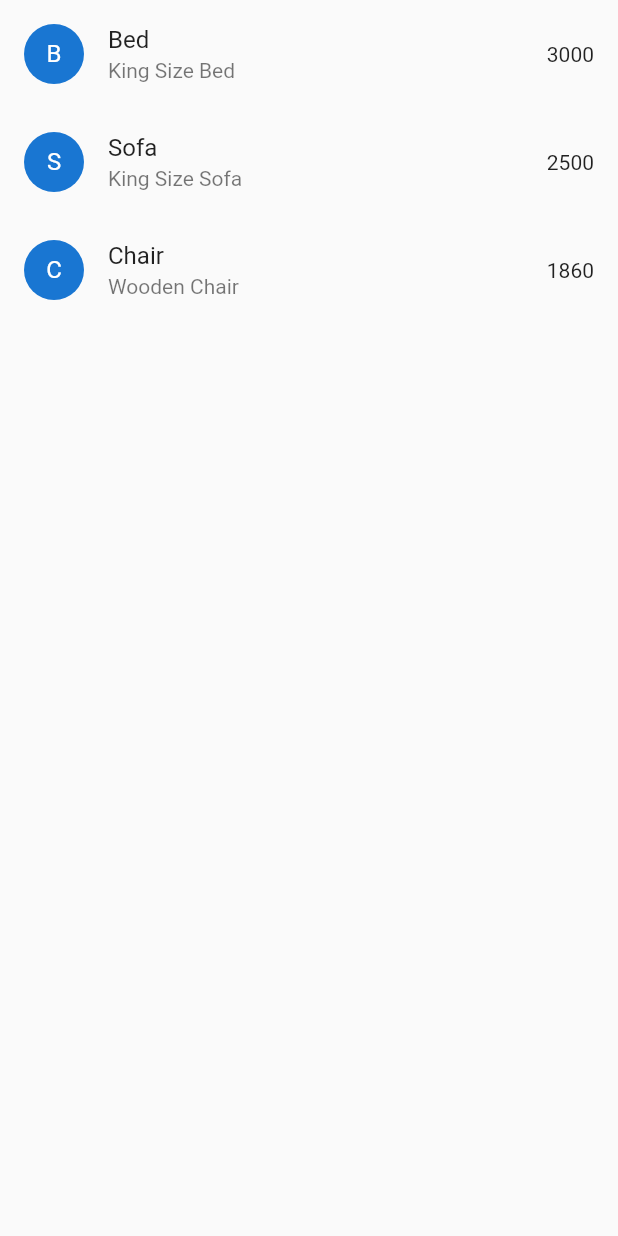
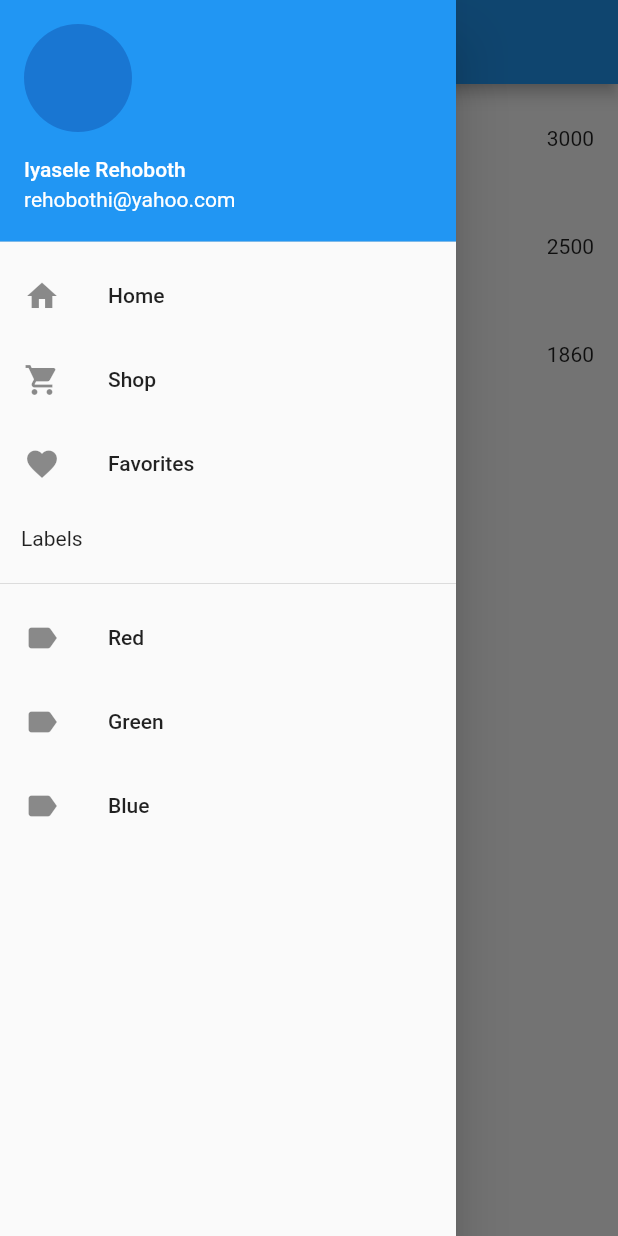
Before and after one commit to iyaselerehoboth/Coding-with-Tea-Flutter-Crash-Course, a Flutter app: the screen it shows after launch, with the side drawer open (before the commit the screen has no drawer), on a phone screen of 412 x 824 dp. Run offline on Flutter 3.47's test engine with Material 2 defaults, Android fonts, the phone set to English and light mode, and no system bars; our stand-ins replace font_awesome_flutter.

Commit message:
Section 2.10: Working on navigation drawer

```diff
--- a/lib/screens/Home.dart
+++ b/lib/screens/Home.dart
@@ -10,18 +10,49 @@ class Home extends StatefulWidget {
 class _HomeState extends State<Home> {
   List<String> products = ["Bed", "Sofa", "Chair"];
 
-  List<String> productDetails = ["King Size Bed", "King Size Sofa", "Wooden Chair"];
+  List<String> productDetails = [
+    "King Size Bed",
+    "King Size Sofa",
+    "Wooden Chair"
+  ];
 
   List<int> price = [3000, 2500, 1860];
 
   @override
   Widget build(BuildContext context) {
     return Scaffold(
+      appBar: AppBar(
+        title: const Text("Navigation Drawer"),
+      ),
+      drawer: Drawer(
+        child: ListView(
+          children: [
+            const UserAccountsDrawerHeader(
+              accountName: Text("Iyasele Rehoboth"),
+              accountEmail: Text("rehobothi@yahoo.com"),
+              currentAccountPicture: CircleAvatar(),
+            ),
+            ListTile(leading: const Icon(Icons.home), title: const Text("Home"), onTap: (){},),
+            ListTile(leading: const Icon(Icons.shopping_cart), title: const Text("Shop"), onTap: (){},),
+            ListTile(leading: const Icon(Icons.favorite), title: const Text("Favorites"), onTap: (){},),
+            const Padding(
+              padding: EdgeInsets.all(14.0),
+              child: Text("Labels"),
+            ),
+            const Divider(),
+            ListTile(leading: const Icon(Icons.label), title: const Text("Red"), onTap: (){}),
+            ListTile(leading: const Icon(Icons.label), title: const Text("Green"), onTap: (){}),
+            ListTile(leading: const Icon(Icons.label), title: const Text("Blue"), onTap: (){}),
+          ],
+        ),
+      ),
       body: ListView.builder(
         itemCount: products.length,
-        itemBuilder: (context, index){
+        itemBuilder: (context, index) {
           return ListTile(
-            leading: CircleAvatar(child: Text(products[index][0]),),
+            leading: CircleAvatar(
+              child: Text(products[index][0]),
+            ),
             title: Text(products[index]),
             subtitle: Text(productDetails[index]),
             trailing: Text(price[index].toString()),
```
